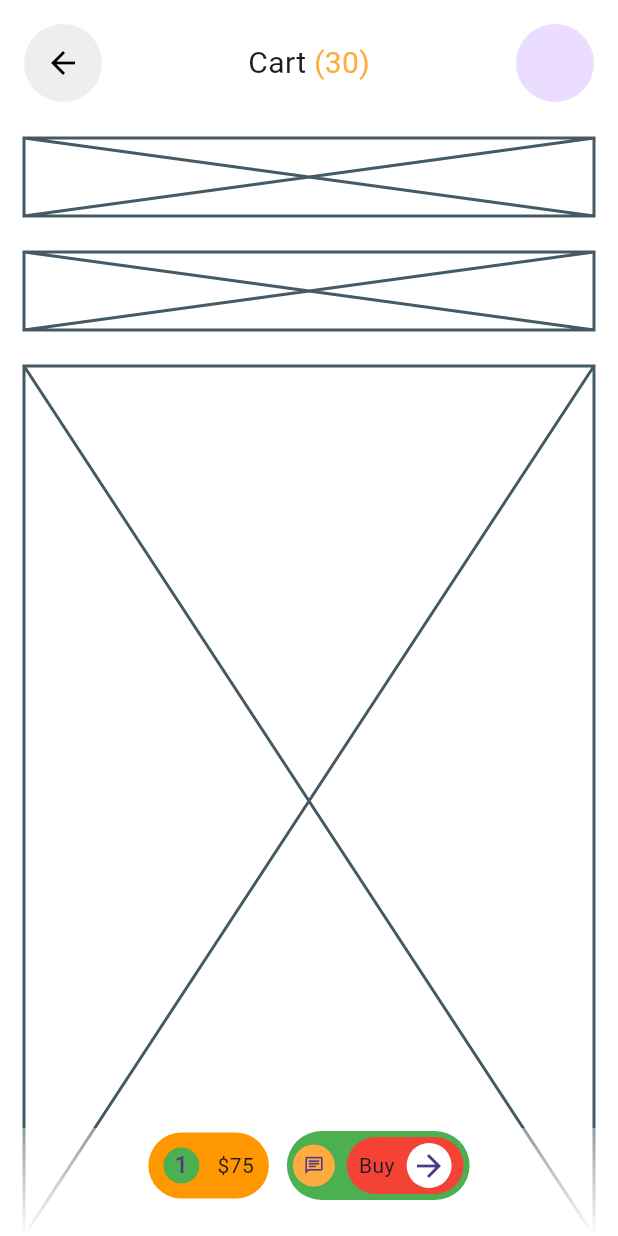
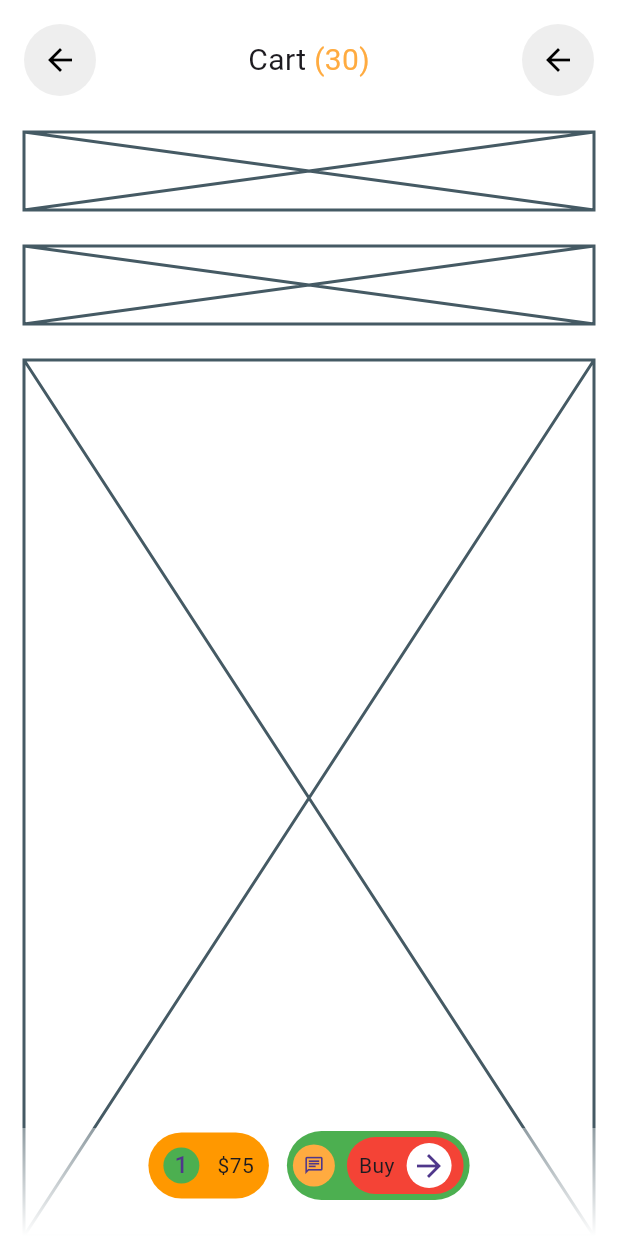
Before and after one commit to JAICHANGPARK/flutter_notebook_chapter_43, a Flutter app: the MarketplaceCartPage screen opened directly, on a phone screen of 412 x 824 dp. Run offline on Flutter 3.47's test engine with Material 3 defaults, Android fonts, the phone set to English and light mode, and no system bars; our stand-ins replace gap, hugeicons.

Commit message:
Update marketplace_cart_page.dart

```diff
--- a/lib/ep2168_marketplace_app/ui/marketplace_cart_page.dart
+++ b/lib/ep2168_marketplace_app/ui/marketplace_cart_page.dart
@@ -25,7 +25,7 @@ class _MarketplaceCartPageState extends State<MarketplaceCartPage> {
                   Row(
                     children: [
                       CircleAvatar(
-                        radius: 26,
+                        radius: 24,
                         backgroundColor: Colors.grey[200],
                         foregroundColor: Colors.black,
                         child: Icon(Icons.arrow_back),
@@ -54,7 +54,10 @@ class _MarketplaceCartPageState extends State<MarketplaceCartPage> {
                         ),
                       ),
                       CircleAvatar(
-                        radius: 26,
+                        radius: 24,
+                        backgroundColor: Colors.grey[200],
+                        foregroundColor: Colors.black,
+                        child: Icon(Icons.arrow_back),
                       ),
                     ],
                   ),
```
